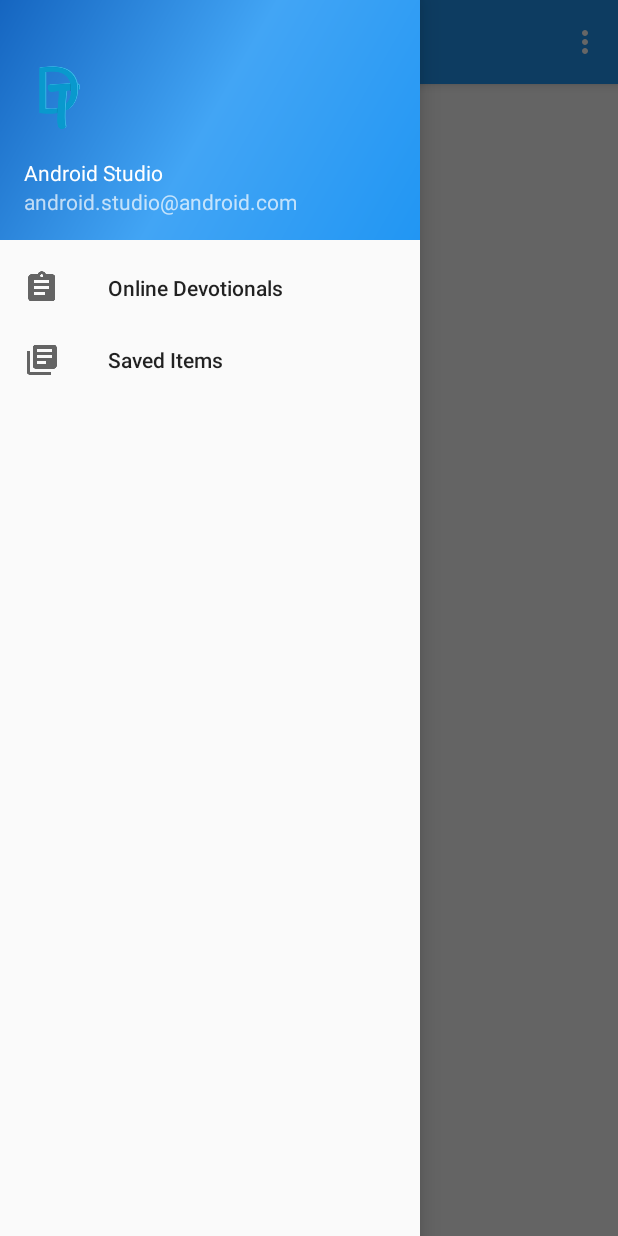
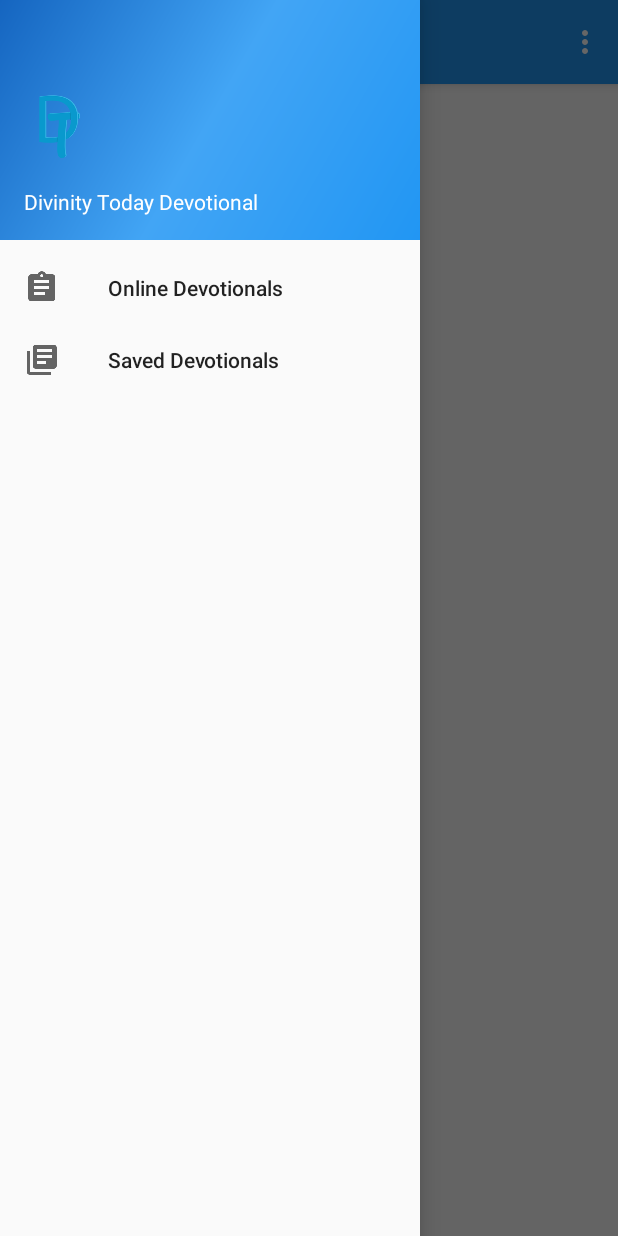
Before and after one commit to tobydigz/divinity_today_devotional, an Android app: the screen it shows after launch (MainActivity), with the side drawer open, on a phone screen of 412 x 824 dp. Run offline under Robolectric (Android 15) with nearby library versions, the phone set to English and light mode, and no system bars; our stand-ins replace AdMob, Dagger/Hilt's generated code; libraries missing offline, so code that uses them is left out: io.paperdb, rx.android.schedulers, rx.schedulers, rx.subscriptions; 3 statements that could not run were skipped.

Commit message:
Screenshots and minor UI fixes

```diff
--- a/app/build.gradle
+++ b/app/build.gradle
@@ -10,8 +10,8 @@ android {
         applicationId "com.digzdigital.divinitytoday"
         minSdkVersion 15
         targetSdkVersion 25
-        versionCode 5
-        versionName "2.1.1"
+        versionCode 6
+        versionName "3.0.0"
     }
     buildTypes {
         release {
--- a/app/src/main/res/layout/nav_header_main.xml
+++ b/app/src/main/res/layout/nav_header_main.xml
@@ -24,13 +24,7 @@
         android:layout_width="match_parent"
         android:layout_height="wrap_content"
         android:paddingTop="@dimen/nav_header_vertical_spacing"
-        android:text="Android Studio"
+        android:text="@string/divinity_today_devotional"
         android:textAppearance="@style/TextAppearance.AppCompat.Body1"/>
 
-    <TextView
-        android:id="@+id/textView"
-        android:layout_width="wrap_content"
-        android:layout_height="wrap_content"
-        android:text="android.studio@android.com"/>
-
 </LinearLayout>
--- a/app/src/main/res/menu/activity_main_drawer.xml
+++ b/app/src/main/res/menu/activity_main_drawer.xml
@@ -9,7 +9,7 @@
         <item
             android:id="@+id/nav_saved"
             android:icon="@drawable/ic_library_books_black_24dp"
-            android:title="Saved Items"/>
+            android:title="Saved Devotionals"/>
     </group>
 
 </menu>
--- a/app/src/main/res/values/strings.xml
+++ b/app/src/main/res/values/strings.xml
@@ -58,5 +58,6 @@
 
     <string name="navigation_drawer_open">Open navigation drawer</string>
     <string name="navigation_drawer_close">Close navigation drawer</string>
+    <string name="divinity_today_devotional">Divinity Today Devotional</string>
 
 </resources>
```
Also changed, not shown: 4 other files.
